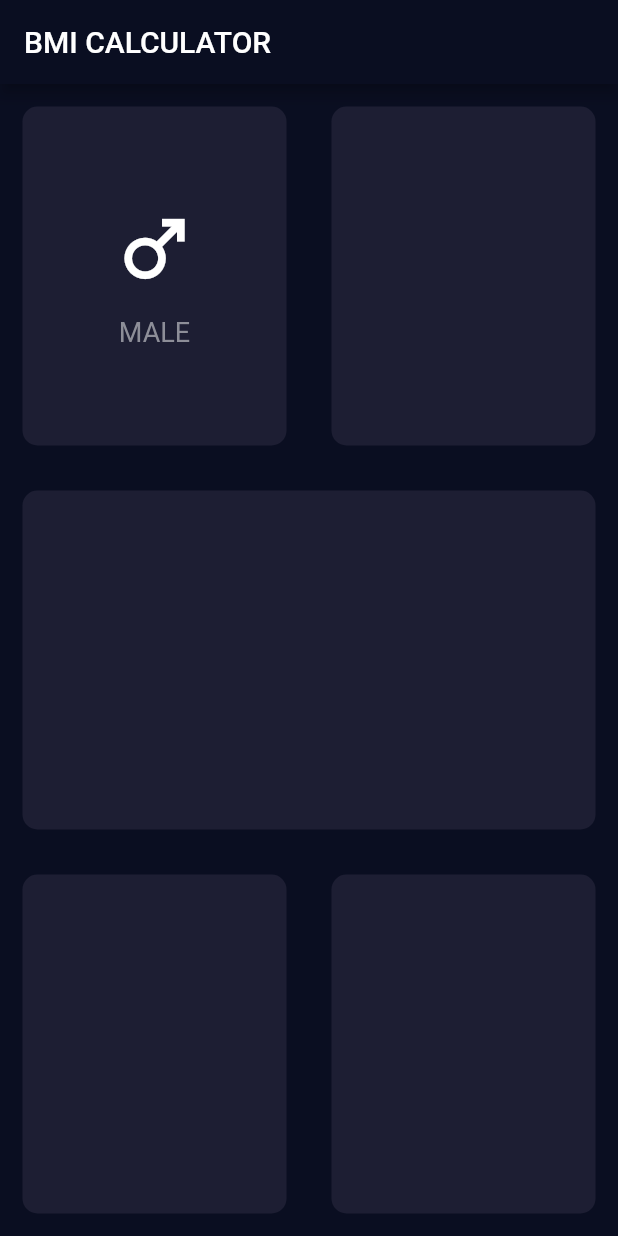
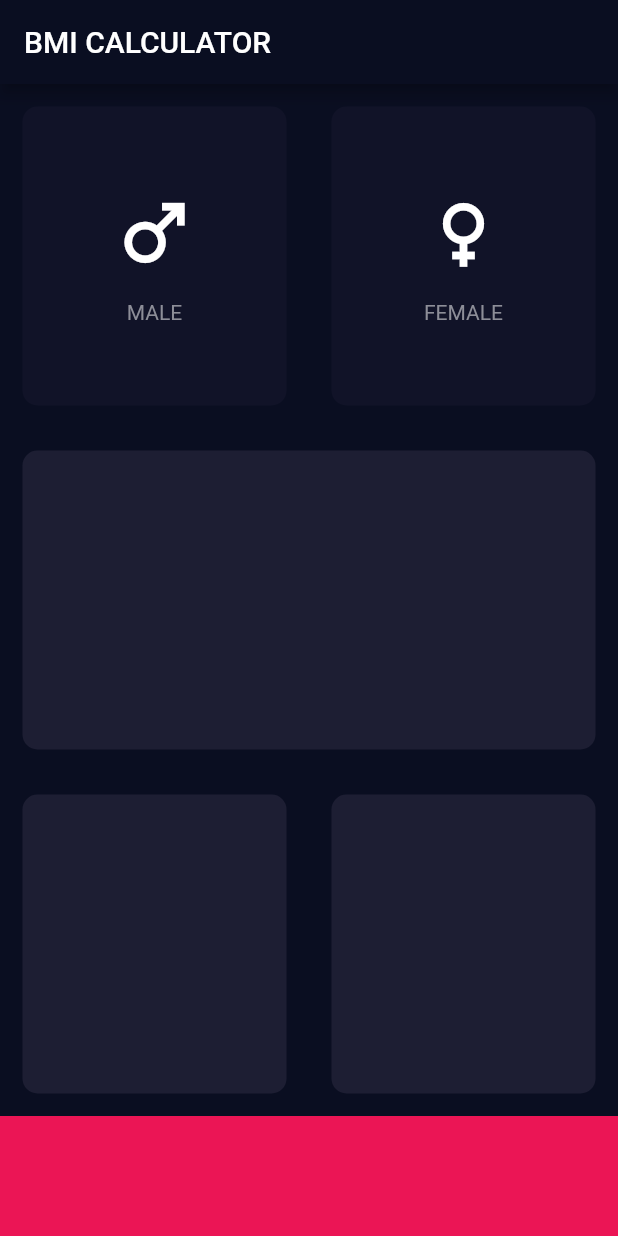
Before and after one commit to LifeAsADropOut/BMI-APP, a Flutter app: the screen it shows after launch, on a phone screen of 412 x 824 dp. Run offline on Flutter 3.47's test engine with Material 2 defaults, Android fonts, the light colour scheme and no system bars.

Commit message:
utils.dart and some minor chagnes

```diff
--- a/lib/ReusableCard.dart
+++ /dev/null
@@ -1,23 +0,0 @@
-import 'package:flutter/material.dart';
-
-class ReusableCard extends StatelessWidget {
-  final Color color;
-  final Widget child;
-  const ReusableCard({
-    required this.child,
-    required this.color,
-    Key? key,
-  }) : super(key: key);
-
-  @override
-  Widget build(BuildContext context) {
-    return Container(
-      decoration: BoxDecoration(
-        borderRadius: BorderRadius.circular(10.0),
-        color: Color(0xFF1D1E33),
-      ),
-      margin: EdgeInsets.all(15.0),
-      child: child,
-    );
-  }
-}
--- /dev/null
+++ b/lib/icon_content.dart
@@ -0,0 +1,36 @@
+import 'package:flutter/material.dart';
+
+class IconConent extends StatelessWidget {
+  final IconData icon;
+  final Color iconColor;
+  final String label;
+  final double iconSize;
+  final TextStyle labelStyle;
+  IconConent(
+      {required this.icon,
+      required this.labelStyle,
+      required this.iconColor,
+      required this.label,
+      required this.iconSize,
+      Key? key})
+      : super(key: key);
+
+  @override
+  Widget build(BuildContext context) {
+    return Column(
+      mainAxisAlignment: MainAxisAlignment.center,
+      children: [
+        Icon(
+          icon,
+          color: Colors.white,
+          size: 60,
+        ),
+        SizedBox(height: 15.0),
+        Text(
+          label,
+          style: labelStyle,
+        ),
+      ],
+    );
+  }
+}
--- a/lib/input_page.dart
+++ b/lib/input_page.dart
@@ -1,6 +1,8 @@
+import 'package:bmi_app2/utils.dart';
 import 'package:flutter/material.dart';
 
-import 'ReusableCard.dart';
+import 'reusableCard.dart';
+import 'icon_content.dart';
 
 class InputPage extends StatefulWidget {
   InputPage({Key? key}) : super(key: key);
@@ -10,7 +12,11 @@ class InputPage extends StatefulWidget {
 }
 
 class _InputPageState extends State<InputPage> {
-  final Color activeColor = Color(0xFF1D1E33);
+  Gender _gender = Gender.NONE;
+
+  void updateCardColor({required Gender gender}) => setState(() {
+        _gender = gender;
+      });
 
   @override
   Widget build(BuildContext context) {
@@ -25,31 +31,36 @@ class _InputPageState extends State<InputPage> {
               children: [
                 Expanded(
                   child: ReusableCard(
-                    color: activeColor,
-                    child: Column(
-                      mainAxisAlignment: MainAxisAlignment.center,
-                      children: [
-                        Icon(
-                          Icons.male,
-                          color: Colors.white,
-                          size: 60,
-                        ),
-                        SizedBox(height: 15.0),
-                        Text(
-                          "MALE",
-                          style: TextStyle(
-                            fontSize: 18.0,
-                            color: Color(0xFF8D8E98),
-                          ),
-                        ),
-                      ],
+                    callback: () => updateCardColor(gender: Gender.MALE),
+                    color: _gender == Gender.NONE || _gender == Gender.FEMALE
+                        ? inactiveCardColor
+                        : activeCardColor,
+                    child: IconConent(
+                      icon: Icons.male,
+                      iconSize: 80.0,
+                      iconColor: Colors.white,
+                      label: "MALE",
+                      labelStyle: TextStyle(
+                        color: labelColor,
+                      ),
                     ),
                   ),
                 ),
                 Expanded(
                   child: ReusableCard(
-                    color: activeColor,
-                    child: Container(),
+                    callback: () => updateCardColor(gender: Gender.FEMALE),
+                    color: _gender == Gender.NONE || _gender == Gender.MALE
+                        ? inactiveCardColor
+                        : activeCardColor,
+                    child: IconConent(
+                      icon: Icons.female,
+                      iconSize: 80.0,
+                      iconColor: Colors.white,
+                      label: "FEMALE",
+                      labelStyle: TextStyle(
+                        color: labelColor,
+                      ),
+                    ),
                   ),
                 ),
               ],
@@ -57,7 +68,8 @@ class _InputPageState extends State<InputPage> {
           ),
           Expanded(
             child: ReusableCard(
-              color: activeColor,
+              callback: () {},
+              color: activeCardColor,
               child: Container(),
             ),
           ),
@@ -66,29 +78,28 @@ class _InputPageState extends State<InputPage> {
               children: [
                 Expanded(
                   child: ReusableCard(
-                    color: activeColor,
+                    callback: () {},
+                    color: activeCardColor,
                     child: Container(),
                   ),
                 ),
                 Expanded(
                   child: ReusableCard(
-                    color: activeColor,
+                    callback: () {},
+                    color: activeCardColor,
                     child: Container(),
                   ),
                 ),
               ],
             ),
           ),
+          Container(
+            width: double.infinity,
+            color: bottomContainerCcolor,
+            height: 80.0,
+          )
         ],
       ),
     );
   }
 }
-
-// Container(
-//             decoration: BoxDecoration(
-//               borderRadius: BorderRadius.circular(10.0),
-//               color: Color(0xFF1D1E33),
-//             ),
-//             margin: EdgeInsets.all(15.0),
-//           ),
--- /dev/null
+++ b/lib/reusableCard.dart
@@ -0,0 +1,29 @@
+import 'package:flutter/material.dart';
+
+class ReusableCard extends StatelessWidget {
+  final Color color;
+  final Widget child;
+  final void Function() callback;
+
+  const ReusableCard({
+    required this.callback,
+    required this.child,
+    required this.color,
+    Key? key,
+  }) : super(key: key);
+
+  @override
+  Widget build(BuildContext context) {
+    return GestureDetector(
+      onTap: callback,
+      child: Container(
+        decoration: BoxDecoration(
+          borderRadius: BorderRadius.circular(10.0),
+          color: color,
+        ),
+        margin: EdgeInsets.all(15.0),
+        child: child,
+      ),
+    );
+  }
+}
--- /dev/null
+++ b/lib/utils.dart
@@ -0,0 +1,8 @@
+import 'package:flutter/material.dart';
+
+enum Gender { MALE, FEMALE, NONE }
+
+const Color activeCardColor = Color(0xFF1D1E33);
+const Color inactiveCardColor = Color(0xFF111328);
+const Color labelColor = Color(0xFF8D8E98);
+const Color bottomContainerCcolor = Color(0xFFEB1555);
```
